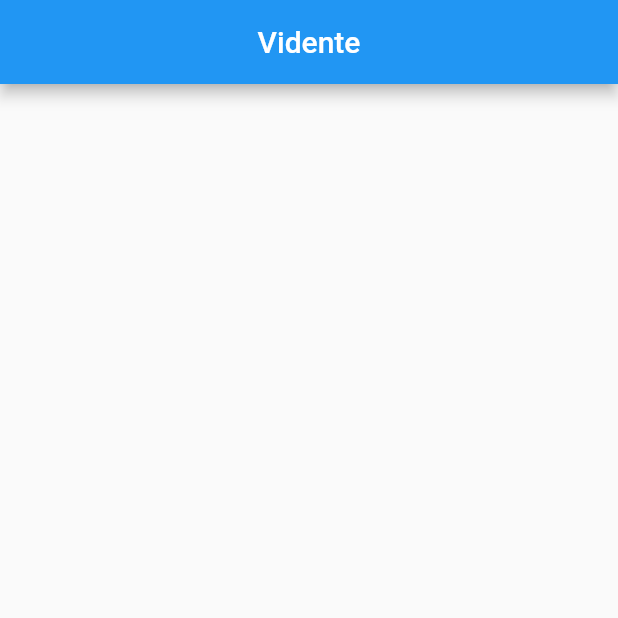
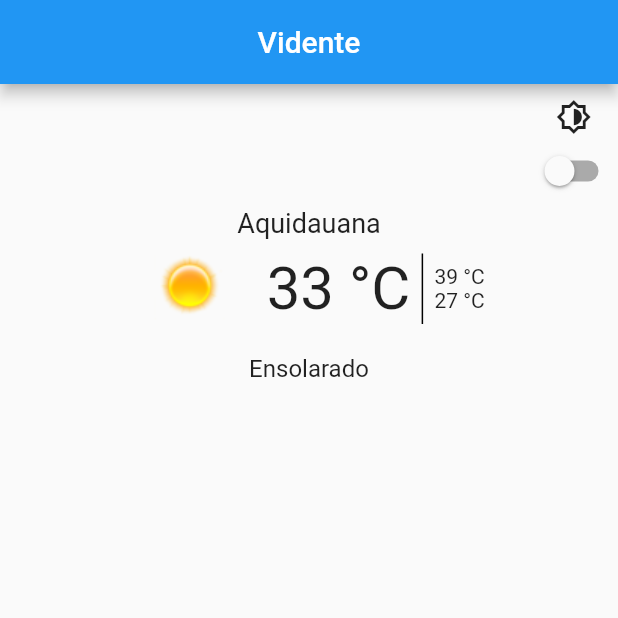
Before and after one commit to estherzulema/DISPOSITIVO_MOVEL_1, a Flutter app: the screen it shows after launch, on a phone screen of 412 x 824 dp, the top half of it. Run offline on Flutter 3.47's test engine with Material 2 defaults, Android fonts, the phone set to English and light mode, and no system bars.

Commit message:
criando o widget de resumo do clima

```diff
--- a/vidente_app/lib/widgets/home.dart
+++ b/vidente_app/lib/widgets/home.dart
@@ -1,5 +1,6 @@
 import 'package:flutter/cupertino.dart';
 import 'package:flutter/material.dart';
+import 'package:vidente_app/widgets/resumo.dart';
 
 class Home extends StatefulWidget {
   @override
@@ -14,6 +15,20 @@ class _HomeState extends State<Home> {
         title: Text('Vidente'),
         centerTitle: true,
       ),
+      body: Center(
+        child: Column(
+          children: [
+            Resumo(
+              cidade: 'Aquidauana',
+              temperaturaAtual: 33,
+              temperaturaMaxima: 39,
+              temperaturaMinima: 27,
+              descricao: 'Ensolarado',
+              numeroIcone: 1,
+            ),
+          ],
+        ),
+      ),
     );
   }
 }
--- /dev/null
+++ b/vidente_app/lib/widgets/resumo.dart
@@ -0,0 +1,78 @@
+import 'package:flutter/cupertino.dart';
+import 'package:flutter/material.dart';
+
+class Resumo extends StatelessWidget {
+  final String cidade;
+  final String descricao;
+  final double temperaturaAtual;
+  final double temperaturaMaxima;
+  final double temperaturaMinima;
+  final int numeroIcone;
+
+  const Resumo({
+    Key key,
+    this.cidade,
+    this.descricao,
+    this.temperaturaAtual,
+    this.temperaturaMaxima,
+    this.temperaturaMinima,
+    this.numeroIcone,
+  }) : super(key: key);
+
+  @override
+  Widget build(BuildContext context) {
+    return Column(
+      children: [
+        Padding(padding: EdgeInsets.all(5)),
+        Row(
+          mainAxisAlignment: MainAxisAlignment.end,
+          children: [
+            Column(
+              children: [
+                Icon(Icons.brightness_6_outlined),
+                Switch(
+                  value: false,
+                  onChanged: (valor) {},
+                ),
+              ],
+            ),
+          ],
+        ),
+        Text(
+          cidade,
+          style: TextStyle(fontSize: 18),
+        ),
+        Padding(padding: EdgeInsets.all(5)),
+        IntrinsicHeight(
+          child: Row(
+            mainAxisAlignment: MainAxisAlignment.center,
+            children: [
+              Image(image: AssetImage('images/$numeroIcone.png')),
+              Padding(padding: EdgeInsets.all(2)),
+              Text(
+                ' ${temperaturaAtual.toStringAsFixed(0)} °C',
+                style: TextStyle(fontSize: 40),
+              ),
+              VerticalDivider(
+                color: Colors.black,
+                thickness: 1,
+              ),
+              Column(
+                mainAxisAlignment: MainAxisAlignment.center,
+                children: [
+                  Text('${temperaturaMaxima.toStringAsFixed(0)} °C'),
+                  Text('${temperaturaMinima.toStringAsFixed(0)} °C'),
+                ],
+              ),
+            ],
+          ),
+        ),
+        Padding(padding: EdgeInsets.all(10)),
+        Text(
+          descricao,
+          style: TextStyle(fontSize: 16),
+        ),
+      ],
+    );
+  }
+}
```
